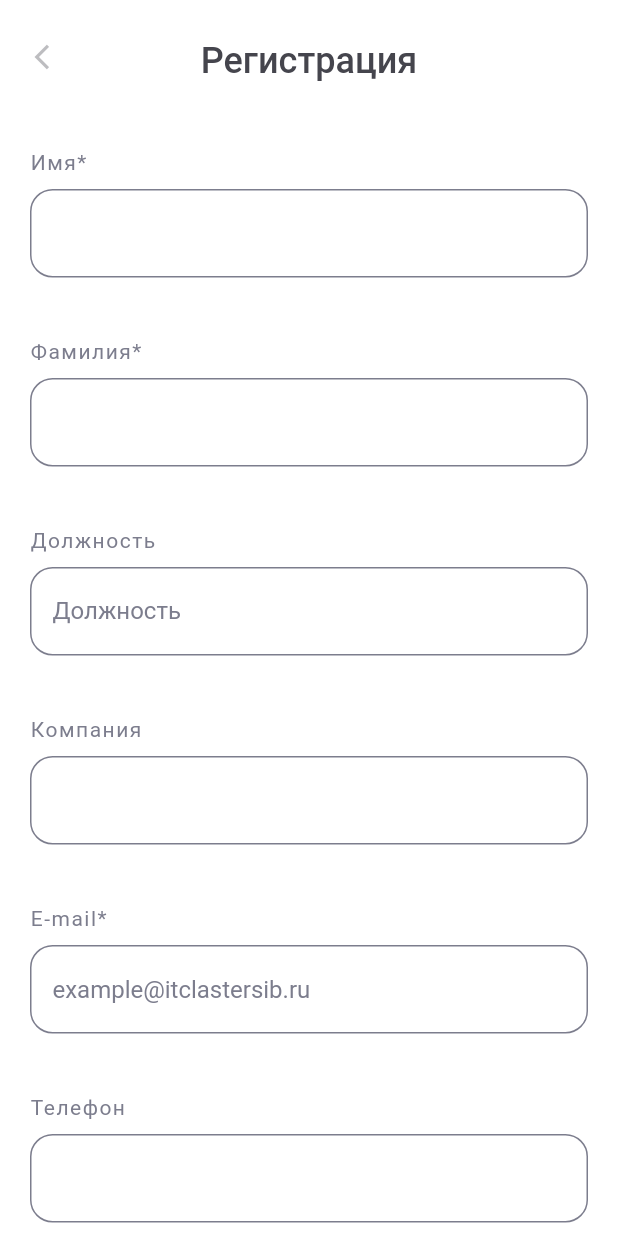
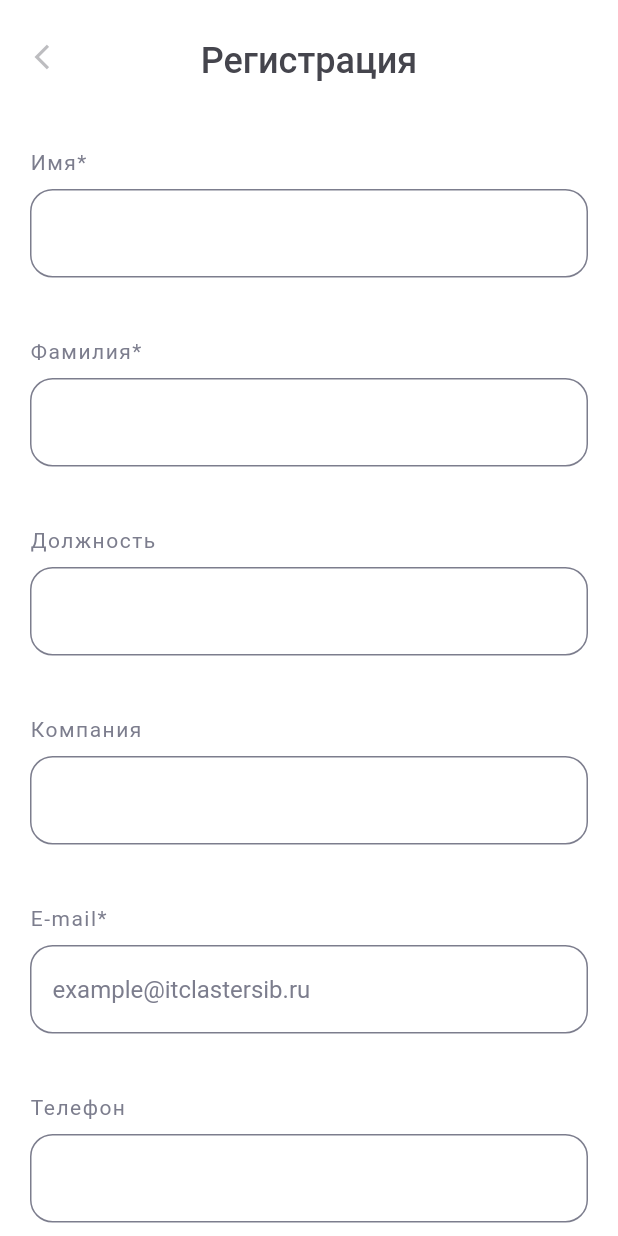
Before and after one commit to Elegerd/it_forum_omsk, a Flutter app: the RegisterPage screen opened by its route, on a phone screen of 412 x 824 dp. Run offline on Flutter 3.47's test engine with Material 2 defaults, Android fonts, the phone set to English and light mode, and no system bars; our stand-ins replace cloud_firestore, firebase_auth, firebase_storage, flutter_spinkit, flutter_svg, google_maps_flutter; accounts and stored records are empty.

Commit message:
Final commit

```diff
--- a/lib/screens/register_page.dart
+++ b/lib/screens/register_page.dart
@@ -179,9 +179,6 @@ class _RegisterPageState extends State<RegisterPage> {
                             Container(
                               height: 100,
                               child: TextFormField(
-                                  decoration: InputDecoration(
-                                      labelText: 'Должность',
-                                  ),
                                   controller: positionInputController,
                               ),
                             ),
```
Also changed, not shown: 9 other files.
